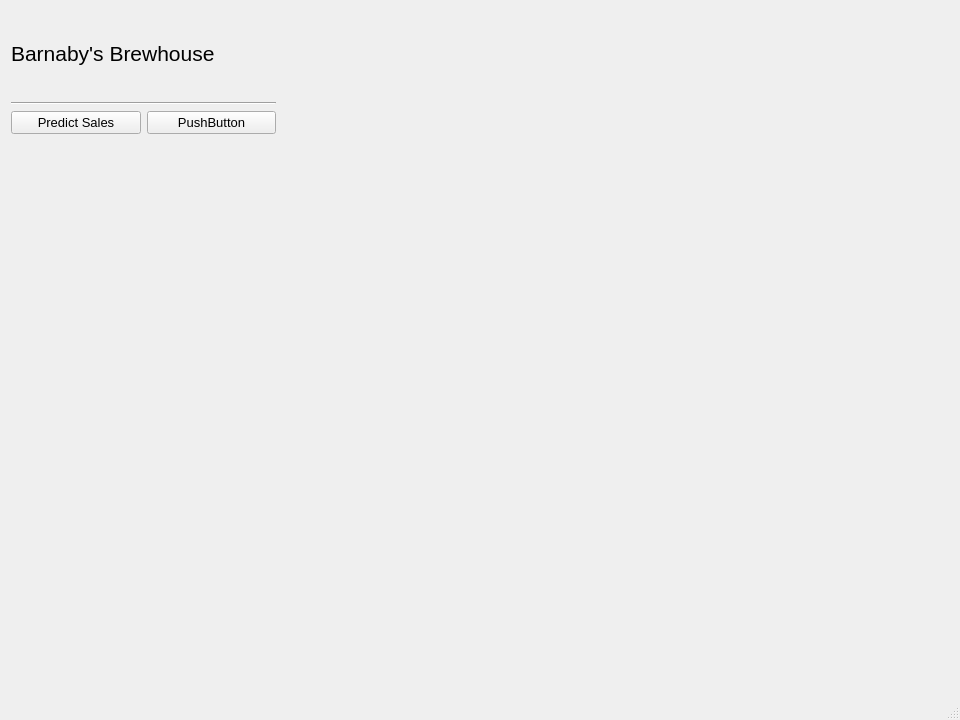
Qt form brewhouse.ui (IsaacCheng9/brewhouse-management) before a commit.
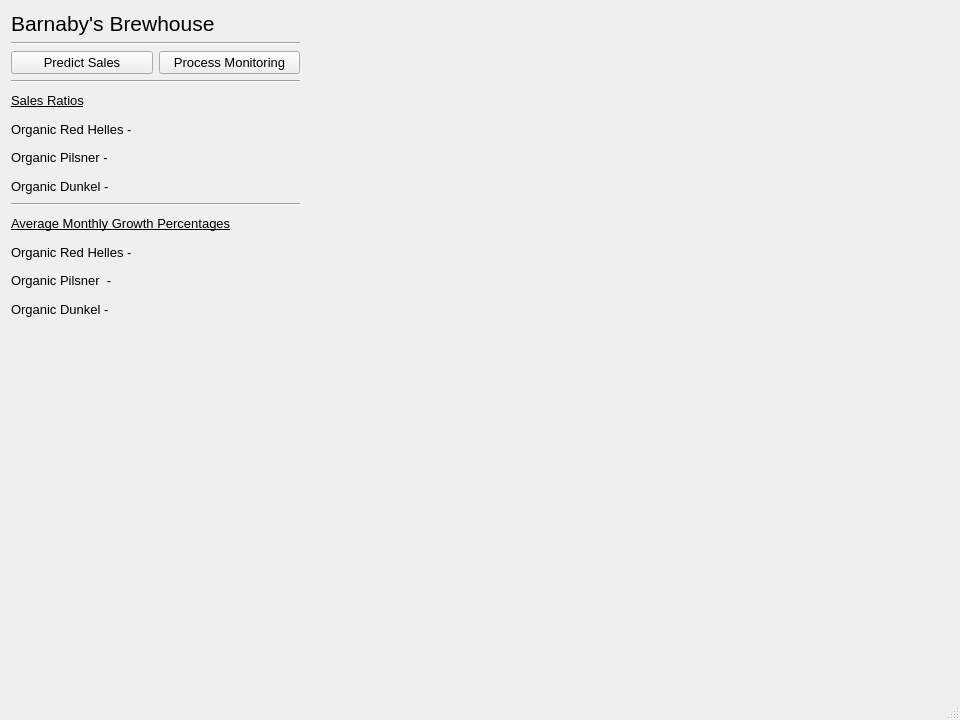
The same form after that commit.

Commit message: Developed basic GUI for current features

What changed in the file:
```diff
--- a/brewhouse.ui
+++ b/brewhouse.ui
@@ -20,13 +20,13 @@
    <string>MainWindow</string>
   </property>
   <widget class="QWidget" name="centralwidget">
-   <widget class="QWidget" name="">
+   <widget class="QWidget" name="layoutWidget">
     <property name="geometry">
      <rect>
       <x>11</x>
       <y>11</y>
-      <width>265</width>
-      <height>123</height>
+      <width>289</width>
+      <height>309</height>
      </rect>
     </property>
     <layout class="QVBoxLayout" name="verticalLayout">
@@ -35,6 +35,8 @@
        <property name="font">
         <font>
          <pointsize>16</pointsize>
+         <weight>50</weight>
+         <bold>false</bold>
         </font>
        </property>
        <property name="text">
@@ -61,12 +63,92 @@
        <item>
         <widget class="QPushButton" name="pushButton_2">
          <property name="text">
-          <string>PushButton</string>
+          <string>Process Monitoring</string>
          </property>
         </widget>
        </item>
       </layout>
      </item>
+     <item>
+      <widget class="Line" name="hori_line_nav">
+       <property name="orientation">
+        <enum>Qt::Horizontal</enum>
+       </property>
+      </widget>
+     </item>
+     <item>
+      <widget class="QLabel" name="lbl_sales_ratios">
+       <property name="font">
+        <font>
+         <underline>true</underline>
+        </font>
+       </property>
+       <property name="text">
+        <string>Sales Ratios</string>
+       </property>
+      </widget>
+     </item>
+     <item>
+      <widget class="QLabel" name="lbl_red_helles_ratio">
+       <property name="text">
+        <string>Organic Red Helles - </string>
+       </property>
+      </widget>
+     </item>
+     <item>
+      <widget class="QLabel" name="lbl_pilsner_ratio">
+       <property name="text">
+        <string>Organic Pilsner - </string>
+       </property>
+      </widget>
+     </item>
+     <item>
+      <widget class="QLabel" name="lbl_dunkel_ratio">
+       <property name="text">
+        <string>Organic Dunkel - </string>
+       </property>
+      </widget>
+     </item>
+     <item>
+      <widget class="Line" name="line">
+       <property name="orientation">
+        <enum>Qt::Horizontal</enum>
+       </property>
+      </widget>
+     </item>
+     <item>
+      <widget class="QLabel" name="lbl_sales_ratios_2">
+       <property name="font">
+        <font>
+         <underline>true</underline>
+        </font>
+       </property>
+       <property name="text">
+        <string>Average Monthly Growth Percentages</string>
+       </property>
+      </widget>
+     </item>
+     <item>
+      <widget class="QLabel" name="lbl_red_helles_ratio_2">
+       <property name="text">
+        <string>Organic Red Helles - </string>
+       </property>
+      </widget>
+     </item>
+     <item>
+      <widget class="QLabel" name="lbl_red_helles_ratio_3">
+       <property name="text">
+        <string>Organic Pilsner  - </string>
+       </property>
+      </widget>
+     </item>
+     <item>
+      <widget class="QLabel" name="lbl_red_helles_ratio_4">
+       <property name="text">
+        <string>Organic Dunkel - </string>
+       </property>
+      </widget>
+     </item>
     </layout>
    </widget>
   </widget>
```
The commit also changes 1 other file.
